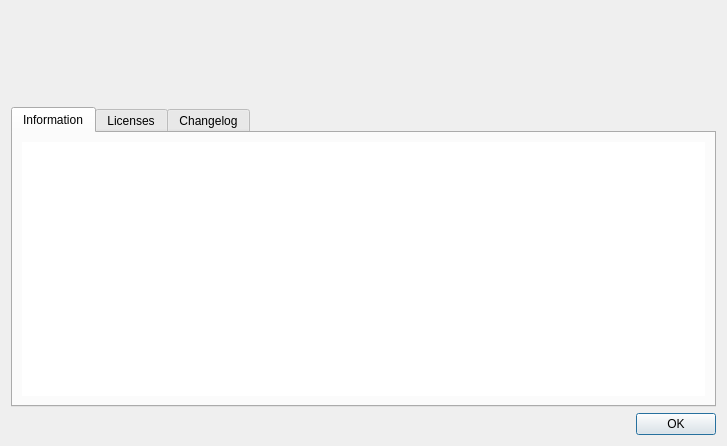
First picture: the form in src/gui/formabout.ui, repository martinrotter/rssguard, before the edit.
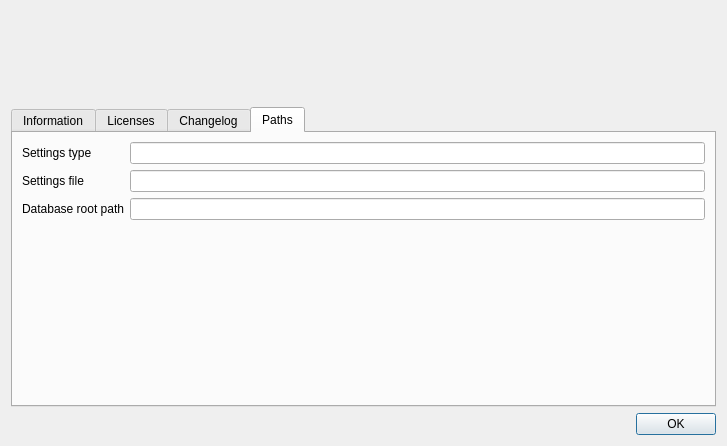
Second picture: the form after the edit. The open tabs and pages were chosen to show the change.

What changed in the file:
```diff
--- a/src/gui/formabout.ui
+++ b/src/gui/formabout.ui
@@ -132,8 +132,8 @@
           <string notr="true">&lt;!DOCTYPE HTML PUBLIC &quot;-//W3C//DTD HTML 4.0//EN&quot; &quot;http://www.w3.org/TR/REC-html40/strict.dtd&quot;&gt;
 &lt;html&gt;&lt;head&gt;&lt;meta name=&quot;qrichtext&quot; content=&quot;1&quot; /&gt;&lt;style type=&quot;text/css&quot;&gt;
 p, li { white-space: pre-wrap; }
-&lt;/style&gt;&lt;/head&gt;&lt;body style=&quot; font-family:'MS Shell Dlg 2'; font-size:8.25pt; font-weight:400; font-style:normal;&quot;&gt;
-&lt;p style=&quot;-qt-paragraph-type:empty; margin-top:0px; margin-bottom:0px; margin-left:0px; margin-right:0px; -qt-block-indent:0; text-indent:0px; font-family:'Sans Serif'; font-size:9pt;&quot;&gt;&lt;br /&gt;&lt;/p&gt;&lt;/body&gt;&lt;/html&gt;</string>
+&lt;/style&gt;&lt;/head&gt;&lt;body style=&quot; font-family:'Sans Serif'; font-size:9pt; font-weight:400; font-style:normal;&quot;&gt;
+&lt;p style=&quot;-qt-paragraph-type:empty; margin-top:0px; margin-bottom:0px; margin-left:0px; margin-right:0px; -qt-block-indent:0; text-indent:0px;&quot;&gt;&lt;br /&gt;&lt;/p&gt;&lt;/body&gt;&lt;/html&gt;</string>
          </property>
          <property name="acceptRichText">
           <bool>false</bool>
@@ -358,6 +358,55 @@
        </item>
       </layout>
      </widget>
+     <widget class="QWidget" name="m_tabPaths">
+      <attribute name="title">
+       <string>Paths</string>
+      </attribute>
+      <layout class="QFormLayout" name="formLayout">
+       <item row="0" column="0">
+        <widget class="QLabel" name="label">
+         <property name="text">
+          <string>Settings type</string>
+         </property>
+        </widget>
+       </item>
+       <item row="0" column="1">
+        <widget class="QLineEdit" name="m_txtPathsSettingsType">
+         <property name="readOnly">
+          <bool>true</bool>
+         </property>
+        </widget>
+       </item>
+       <item row="1" column="0">
+        <widget class="QLabel" name="label_2">
+         <property name="text">
+          <string>Settings file</string>
+         </property>
+        </widget>
+       </item>
+       <item row="1" column="1">
+        <widget class="QLineEdit" name="m_txtPathsSettingsFile">
+         <property name="readOnly">
+          <bool>true</bool>
+         </property>
+        </widget>
+       </item>
+       <item row="2" column="0">
+        <widget class="QLabel" name="label_3">
+         <property name="text">
+          <string>Database root path</string>
+         </property>
+        </widget>
+       </item>
+       <item row="2" column="1">
+        <widget class="QLineEdit" name="m_txtPathsDatabaseRoot">
+         <property name="readOnly">
+          <bool>true</bool>
+         </property>
+        </widget>
+       </item>
+      </layout>
+     </widget>
     </widget>
    </item>
    <item>
```
Left out of the diff: 44 changed lines with no effect on the pictures.
